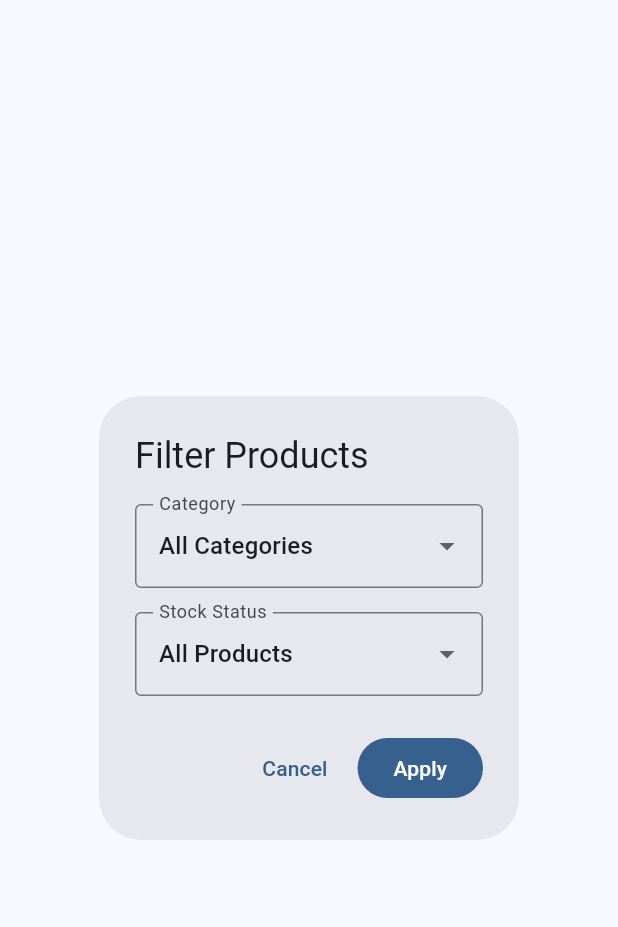
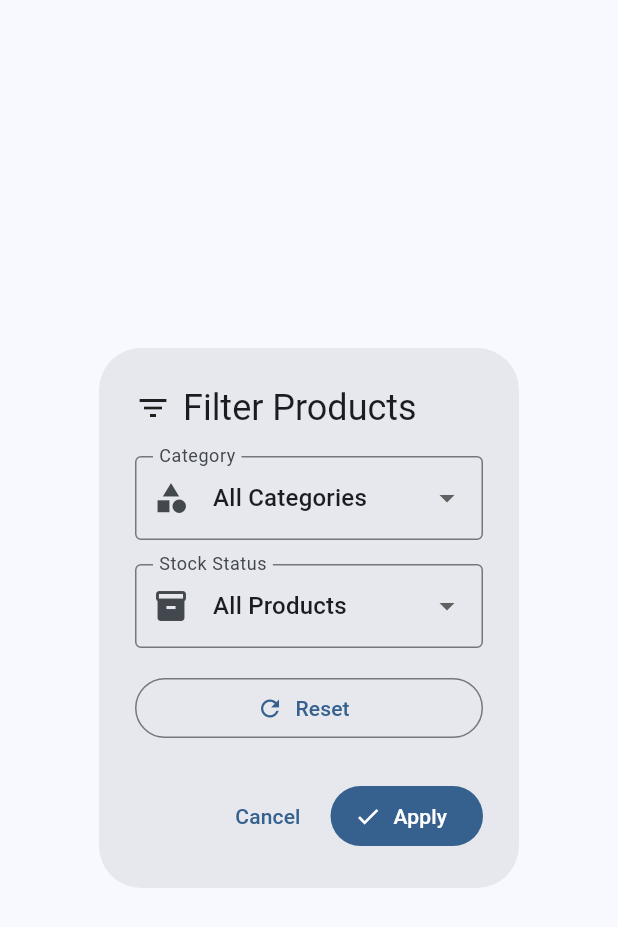
Before and after one commit to Vivek24411/Assignment_product_management, a Flutter app: the FilterDialog widget shown alone on an empty page, opened directly, on a phone screen of 412 x 824 dp. Shown: the top 927 px of the screen. Run offline on Flutter 3.47's test engine with Material 3 defaults, Android fonts, the phone set to English and light mode, and no system bars; our stand-ins replace equatable, flutter_bloc, pull_to_refresh; network calls fail.

Commit message:
feat: add filter option to product list

```diff
--- a/frontend/lib/blocs/product/product_bloc.dart
+++ b/frontend/lib/blocs/product/product_bloc.dart
@@ -76,6 +76,7 @@ class ProductBloc extends Bloc<ProductEvent, ProductState> {
       final products = await _productRepository.getProducts(
         category: event.category,
         inStock: event.inStock,
+        stockFilter: event.stockFilter,
       );
       emit(ProductLoaded(
         products: products,
--- a/frontend/lib/blocs/product/product_event.dart
+++ b/frontend/lib/blocs/product/product_event.dart
@@ -28,14 +28,16 @@ class RefreshProducts extends ProductEvent {
 class FilterProducts extends ProductEvent {
   final String? category;
   final bool? inStock;
+  final String? stockFilter;
 
   const FilterProducts({
     this.category,
     this.inStock,
+    this.stockFilter,
   });
 
   @override
-  List<Object?> get props => [category, inStock];
+  List<Object?> get props => [category, inStock, stockFilter];
 }
 
 class ClearFilters extends ProductEvent {
--- a/frontend/lib/repositories/product_repository.dart
+++ b/frontend/lib/repositories/product_repository.dart
@@ -8,13 +8,17 @@ class ProductRepository {
   Future<List<Product>> getProducts({
     String? category,
     bool? inStock,
+    String? stockFilter,
   }) async {
     try {
       final queryParams = <String, String>{};
       if (category != null && category.isNotEmpty) {
         queryParams['category'] = category;
       }
-      if (inStock != null) {
+
+      if (stockFilter != null) {
+        queryParams['stock_filter'] = stockFilter;
+      } else if (inStock != null) {
         queryParams['in_stock'] = inStock.toString();
       }
 
--- a/frontend/lib/widgets/filter_dialog.dart
+++ b/frontend/lib/widgets/filter_dialog.dart
@@ -12,7 +12,7 @@ class FilterDialog extends StatefulWidget {
 
 class _FilterDialogState extends State<FilterDialog> {
   String? selectedCategory;
-  bool? inStockFilter;
+  String? stockFilter;
 
   final List<String> categories = [
     'Electronics',
@@ -28,7 +28,13 @@ class _FilterDialogState extends State<FilterDialog> {
   @override
   Widget build(BuildContext context) {
     return AlertDialog(
-      title: const Text('Filter Products'),
+      title: Row(
+        children: [
+          const Icon(Icons.filter_list),
+          const SizedBox(width: 8),
+          const Text('Filter Products'),
+        ],
+      ),
       content: Column(
         mainAxisSize: MainAxisSize.min,
         children: [
@@ -36,6 +42,7 @@ class _FilterDialogState extends State<FilterDialog> {
             decoration: const InputDecoration(
               labelText: 'Category',
               border: OutlineInputBorder(),
+              prefixIcon: Icon(Icons.category),
             ),
             value: selectedCategory,
             hint: const Text('All Categories'),
@@ -56,32 +63,49 @@ class _FilterDialogState extends State<FilterDialog> {
             },
           ),
           const SizedBox(height: 16),
-          DropdownButtonFormField<bool>(
+          DropdownButtonFormField<String>(
             decoration: const InputDecoration(
               labelText: 'Stock Status',
               border: OutlineInputBorder(),
+              prefixIcon: Icon(Icons.inventory_2),
             ),
-            value: inStockFilter,
+            value: stockFilter,
             hint: const Text('All Products'),
             items: const [
-              DropdownMenuItem<bool>(
+              DropdownMenuItem<String>(
                 value: null,
                 child: Text('All Products'),
               ),
-              DropdownMenuItem<bool>(
-                value: true,
+              DropdownMenuItem<String>(
+                value: 'in_stock',
                 child: Text('In Stock'),
               ),
-              DropdownMenuItem<bool>(
-                value: false,
+              DropdownMenuItem<String>(
+                value: 'low_stock',
+                child: Text('Low Stock'),
+              ),
+              DropdownMenuItem<String>(
+                value: 'out_of_stock',
                 child: Text('Out of Stock'),
               ),
             ],
             onChanged: (value) {
               setState(() {
-                inStockFilter = value;
+                stockFilter = value;
               });
             },
+          ),
+          const SizedBox(height: 16),
+          Row(
+            children: [
+              Expanded(
+                child: OutlinedButton.icon(
+                  onPressed: _resetFilters,
+                  icon: const Icon(Icons.refresh),
+                  label: const Text('Reset'),
+                ),
+              ),
+            ],
           ),
         ],
       ),
@@ -92,19 +116,29 @@ class _FilterDialogState extends State<FilterDialog> {
           },
           child: const Text('Cancel'),
         ),
-        FilledButton(
-          onPressed: () {
-            context.read<ProductBloc>().add(
-              FilterProducts(
-                category: selectedCategory,
-                inStock: inStockFilter,
-              ),
-            );
-            Navigator.of(context).pop();
-          },
-          child: const Text('Apply'),
+        FilledButton.icon(
+          onPressed: _applyFilters,
+          icon: const Icon(Icons.check),
+          label: const Text('Apply'),
         ),
       ],
     );
   }
+
+  void _resetFilters() {
+    setState(() {
+      selectedCategory = null;
+      stockFilter = null;
+    });
+  }
+
+  void _applyFilters() {
+    context.read<ProductBloc>().add(
+      FilterProducts(
+        category: selectedCategory,
+        stockFilter: stockFilter,
+      ),
+    );
+    Navigator.of(context).pop();
+  }
 }
```
Also changed, not shown: frontend/lib/pages/product_list_page.dart (+77 -0 lines).
